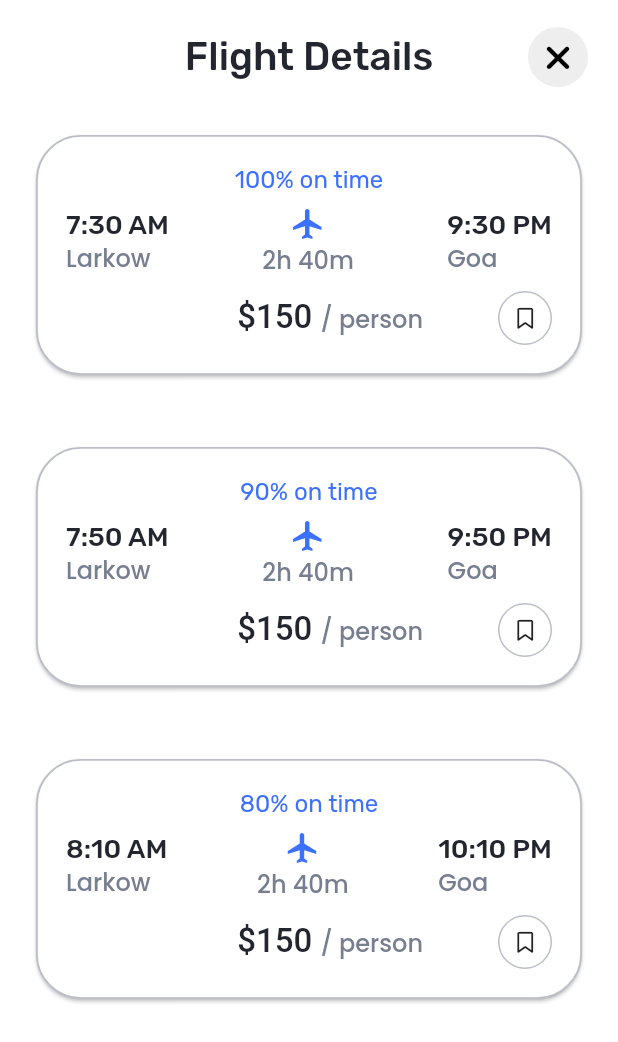
After one commit to edwin141999/booking_app, a Flutter app: the FlyBottom screen opened directly, on a phone screen of 412 x 824 dp. The commit adds this screen. Shown: the top 1042 px of the screen. Run offline on Flutter 3.47's test engine with Material 2 defaults, Android fonts, the phone set to English and light mode, and no system bars; our stand-ins replace firebase_auth, firebase_core, font_awesome_flutter, google_sign_in; accounts and stored records are empty.

Commit message:
add view modal flight details

```diff
--- /dev/null
+++ b/lib/models/flybottom_model.dart
@@ -0,0 +1,12 @@
+class FlyBottomModel {
+  final String porcent, begin, finish;
+
+  FlyBottomModel(
+      {required this.porcent, required this.begin, required this.finish});
+}
+
+List<FlyBottomModel> flyBottomList = [
+  FlyBottomModel(porcent: "100", begin: "7:30 AM", finish: "9:30 PM"),
+  FlyBottomModel(porcent: "90", begin: "7:50 AM", finish: "9:50 PM"),
+  FlyBottomModel(porcent: "80", begin: "8:10 AM", finish: "10:10 PM"),
+];
--- /dev/null
+++ b/lib/widgets/flybottom.dart
@@ -0,0 +1,140 @@
+import 'package:booking_app/models/flybottom_model.dart';
+import 'package:booking_app/styles/colors/colors_view.dart';
+import 'package:booking_app/styles/fonts/fonts_view.dart';
+import 'package:flutter/material.dart';
+import 'package:font_awesome_flutter/font_awesome_flutter.dart';
+
+class FlyBottom extends StatelessWidget {
+  const FlyBottom({Key? key}) : super(key: key);
+
+  @override
+  Widget build(BuildContext context) {
+    return ClipRRect(
+      borderRadius: const BorderRadius.only(
+        topLeft: Radius.circular(30),
+        topRight: Radius.circular(30),
+      ),
+      child: Padding(
+        padding: const EdgeInsets.only(top: 10),
+        child: Scaffold(
+          appBar: AppBar(
+            title: const Text('Flight Details', style: FontSelect.kTitle26),
+            centerTitle: true,
+            backgroundColor: Colors.white,
+            foregroundColor: Colors.black,
+            automaticallyImplyLeading: false,
+            elevation: 0,
+            actions: [
+              Padding(
+                padding: const EdgeInsets.only(right: 20),
+                child: CircleAvatar(
+                  backgroundColor: Colors.grey[200],
+                  foregroundColor: Colors.black,
+                  child: IconButton(
+                    onPressed: () {},
+                    icon: const Icon(FontAwesomeIcons.xmark),
+                  ),
+                ),
+              ),
+            ],
+          ),
+          backgroundColor: Colors.white,
+          body: SingleChildScrollView(
+            physics: const BouncingScrollPhysics(),
+            child: Column(
+              children: List.generate(flyBottomList.length, (index) {
+                return Padding(
+                  padding: const EdgeInsets.all(20.0),
+                  child: Card(
+                    shape: RoundedRectangleBorder(
+                      borderRadius: const BorderRadius.all(Radius.circular(30)),
+                      side: BorderSide(
+                          color: ColorSelect.kTextSecondary.withOpacity(.5),
+                          width: 1.2),
+                    ),
+                    child: Container(
+                      padding: const EdgeInsets.all(20),
+                      width: double.infinity,
+                      height: 160,
+                      child: Column(
+                        children: [
+                          Text(
+                            '${flyBottomList[index].porcent}% on time',
+                            style: FontSelect.kBody16.copyWith(
+                                color: ColorSelect.kColorPrimary,
+                                fontWeight: FontWeight.w400),
+                          ),
+                          const Spacer(),
+                          Row(
+                            mainAxisAlignment: MainAxisAlignment.spaceBetween,
+                            children: [
+                              Column(
+                                crossAxisAlignment: CrossAxisAlignment.start,
+                                children: [
+                                  Text(flyBottomList[index].begin,
+                                      style: FontSelect.kBody18),
+                                  const Text('Larkow',
+                                      style: FontSelect.kSubtitle16)
+                                ],
+                              ),
+                              Column(
+                                children: const [
+                                  Icon(Icons.flight,
+                                      color: ColorSelect.kColorPrimary),
+                                  Text('2h 40m', style: FontSelect.kSubtitle16),
+                                ],
+                              ),
+                              Column(
+                                crossAxisAlignment: CrossAxisAlignment.start,
+                                children: [
+                                  Text(flyBottomList[index].finish,
+                                      style: FontSelect.kBody18),
+                                  const Text('Goa',
+                                      style: FontSelect.kSubtitle16)
+                                ],
+                              ),
+                            ],
+                          ),
+                          const Spacer(),
+                          Row(
+                            children: [
+                              const Spacer(),
+                              RichText(
+                                text: const TextSpan(
+                                  children: [
+                                    TextSpan(
+                                        text: '\$150 ',
+                                        style: FontSelect.kTitle22),
+                                    TextSpan(
+                                        text: '/ person',
+                                        style: FontSelect.kSubtitle16),
+                                  ],
+                                ),
+                              ),
+                              const SizedBox(width: 50),
+                              Container(
+                                decoration: BoxDecoration(
+                                  borderRadius: BorderRadius.circular(100),
+                                  border: Border.all(
+                                      color: ColorSelect.kTextSecondary
+                                          .withOpacity(.5)),
+                                ),
+                                padding: const EdgeInsets.all(10),
+                                child: const Icon(FontAwesomeIcons.bookmark,
+                                    size: 14),
+                              ),
+                            ],
+                          ),
+                        ],
+                      ),
+                    ),
+                  ),
+                );
+              }),
+            ),
+          ),
+        ),
+      ),
+    );
+  }
+}
--- a/lib/widgets/include.dart
+++ b/lib/widgets/include.dart
@@ -1,5 +1,6 @@
 import 'package:booking_app/models/include_model.dart';
 import 'package:booking_app/styles/fonts/fonts_view.dart';
+import 'package:booking_app/widgets/flybottom.dart';
 import 'package:flutter/material.dart';
 
 class Include extends StatelessWidget {
@@ -23,10 +24,32 @@ class Include extends StatelessWidget {
                 itemBuilder: (BuildContext context, int index) {
                   return Column(
                     children: [
-                      CircleAvatar(
-                        backgroundColor: Colors.grey[200],
-                        child: Icon(includeList[index].icon,
-                            color: Colors.black, size: 20),
+                      InkWell(
+                        onTap: () {
+                          (index == 0)
+                              ? showModalBottomSheet<void>(
+                                  context: context,
+                                  shape: const RoundedRectangleBorder(
+                                    borderRadius: BorderRadius.only(
+                                      topLeft: Radius.circular(30),
+                                      topRight: Radius.circular(30),
+                                    ),
+                                  ),
+                                  backgroundColor: Colors.white,
+                                  builder: (BuildContext context) {
+                                    return const FlyBottom();
+                                    // return Container();
+                                  },
+                                )
+                              : (index == 1)
+                                  ? print('hola2')
+                                  : print('adios');
+                        },
+                        child: CircleAvatar(
+                          backgroundColor: Colors.grey[200],
+                          child: Icon(includeList[index].icon,
+                              color: Colors.black, size: 20),
+                        ),
                       ),
                       const SizedBox(height: 10),
                       Text(includeList[index].text, style: FontSelect.kBody16)
```
